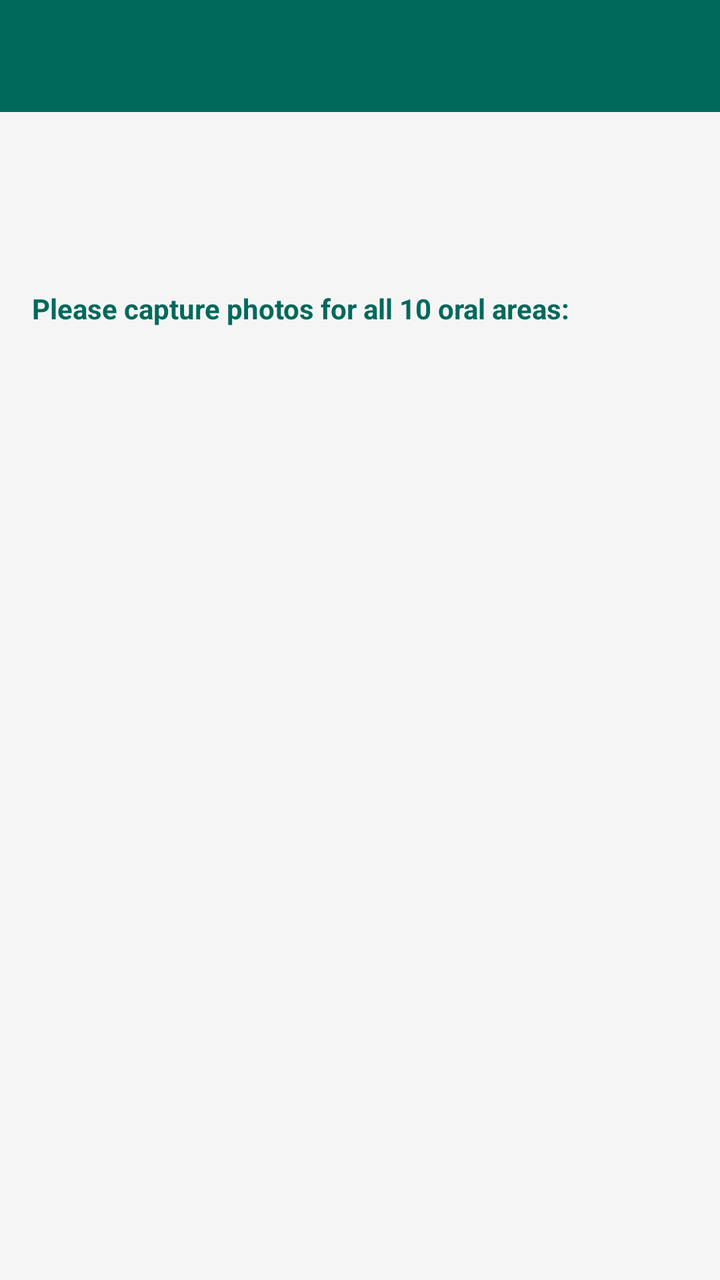
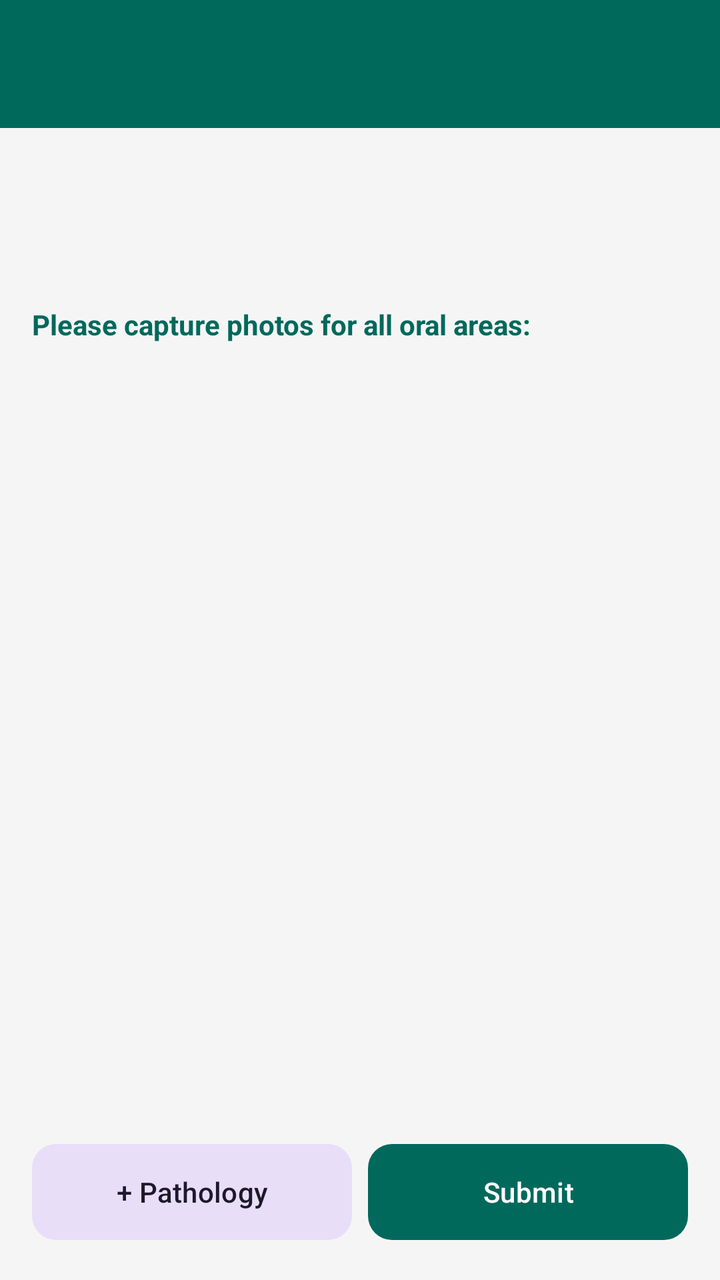

Compare the two renders of this Android layout. The source of the first and the diff that turns it into the second are given below.
<!-- AndroidManifest.xml: application theme Theme.OralAcquisition -->
<!-- res/layout/activity_capture.xml -->
<?xml version="1.0" encoding="utf-8"?>
<LinearLayout xmlns:android="http://schemas.android.com/apk/res/android"
    android:layout_width="match_parent"
    android:layout_height="match_parent"
    android:orientation="vertical"
    android:background="@color/background">

    <androidx.appcompat.widget.Toolbar
        android:id="@+id/toolbar"
        android:layout_width="match_parent"
        android:layout_height="?attr/actionBarSize"
        android:background="@color/primary" />

    <LinearLayout
        android:layout_width="match_parent"
        android:layout_height="wrap_content"
        android:orientation="horizontal"
        android:padding="16dp">

        <TextView
            android:id="@+id/tvPatientName"
            android:layout_width="0dp"
            android:layout_height="wrap_content"
            android:layout_weight="1"
            android:textColor="@color/text_primary"
            android:textSize="16sp"
            android:textStyle="bold" />
    </LinearLayout>

    <TextView
        android:id="@+id/tvOpNumber"
        android:layout_width="match_parent"
        android:layout_height="wrap_content"
        android:paddingStart="16dp"
        android:paddingEnd="16dp"
        android:paddingBottom="8dp"
        android:textColor="@color/text_secondary"
        android:textSize="14sp" />

    <TextView
        android:layout_width="match_parent"
        android:layout_height="wrap_content"
        android:paddingStart="16dp"
        android:paddingTop="8dp"
        android:paddingEnd="16dp"
        android:paddingBottom="8dp"
        android:text="Please capture photos for all 10 oral areas:"
        android:textColor="@color/primary"
        android:textSize="14sp"
        android:textStyle="bold" />

    <androidx.recyclerview.widget.RecyclerView
        android:id="@+id/rvAreas"
        android:layout_width="match_parent"
        android:layout_height="0dp"
        android:layout_weight="1"
        android:clipToPadding="false"
        android:paddingBottom="16dp" />

</LinearLayout>
<!-- resources referenced by this layout -->
<resources>
  <color name="background">#F5F5F5</color>
  <color name="primary">#00695C</color>
  <color name="text_primary">#212121</color>
  <color name="text_secondary">#757575</color>
  <style name="Theme.OralAcquisition" parent="Theme.AppCompat.Light.NoActionBar">
          <item name="colorPrimary">@color/primary</item>
          <item name="colorPrimaryDark">@color/primary_dark</item>
          <item name="colorAccent">@color/primary</item>
          <item name="android:statusBarColor">@color/primary_dark</item>
      </style>
  <color name="primary_dark">#004D40</color>
</resources>

<!-- the commit's change to res/layout/activity_capture.xml (unified diff, before → after) -->
@@ -38,13 +38,14 @@
         android:textSize="14sp" />
 
     <TextView
+        android:id="@+id/tvInstructions"
         android:layout_width="match_parent"
         android:layout_height="wrap_content"
         android:paddingStart="16dp"
         android:paddingTop="8dp"
         android:paddingEnd="16dp"
         android:paddingBottom="8dp"
-        android:text="Please capture photos for all 10 oral areas:"
+        android:text="Please capture photos for all oral areas:"
         android:textColor="@color/primary"
         android:textSize="14sp"
         android:textStyle="bold" />
@@ -56,5 +57,32 @@
         android:layout_weight="1"
         android:clipToPadding="false"
         android:paddingBottom="16dp" />
+        
+    <LinearLayout
+        android:layout_width="match_parent"
+        android:layout_height="wrap_content"
+        android:orientation="horizontal"
+        android:padding="16dp">
+
+        <com.google.android.material.button.MaterialButton
+            android:id="@+id/btnAddPathology"
+            android:layout_width="0dp"
+            android:layout_weight="1"
+            android:layout_height="56dp"
+            android:text="+ Pathology"
+            android:layout_marginEnd="8dp"
+            style="@style/Widget.Material3.Button.TonalButton"
+            app:cornerRadius="12dp"
+            xmlns:app="http://schemas.android.com/apk/res-auto" />
+
+        <com.google.android.material.button.MaterialButton
+            android:id="@+id/btnSubmit"
+            android:layout_width="0dp"
+            android:layout_weight="1"
+            android:layout_height="56dp"
+            android:text="Submit"
+            app:cornerRadius="12dp"
+            xmlns:app="http://schemas.android.com/apk/res-auto" />
+    </LinearLayout>
 
 </LinearLayout>
<!-- resource entries referenced after the edit -->
@@ -4,7 +4,7 @@
   <color name="primary">#00695C</color>
   <color name="text_primary">#212121</color>
   <color name="text_secondary">#757575</color>
-  <style name="Theme.OralAcquisition" parent="Theme.AppCompat.Light.NoActionBar">
+  <style name="Theme.OralAcquisition" parent="Theme.Material3.Light.NoActionBar">
           <item name="colorPrimary">@color/primary</item>
           <item name="colorPrimaryDark">@color/primary_dark</item>
           <item name="colorAccent">@color/primary</item>
